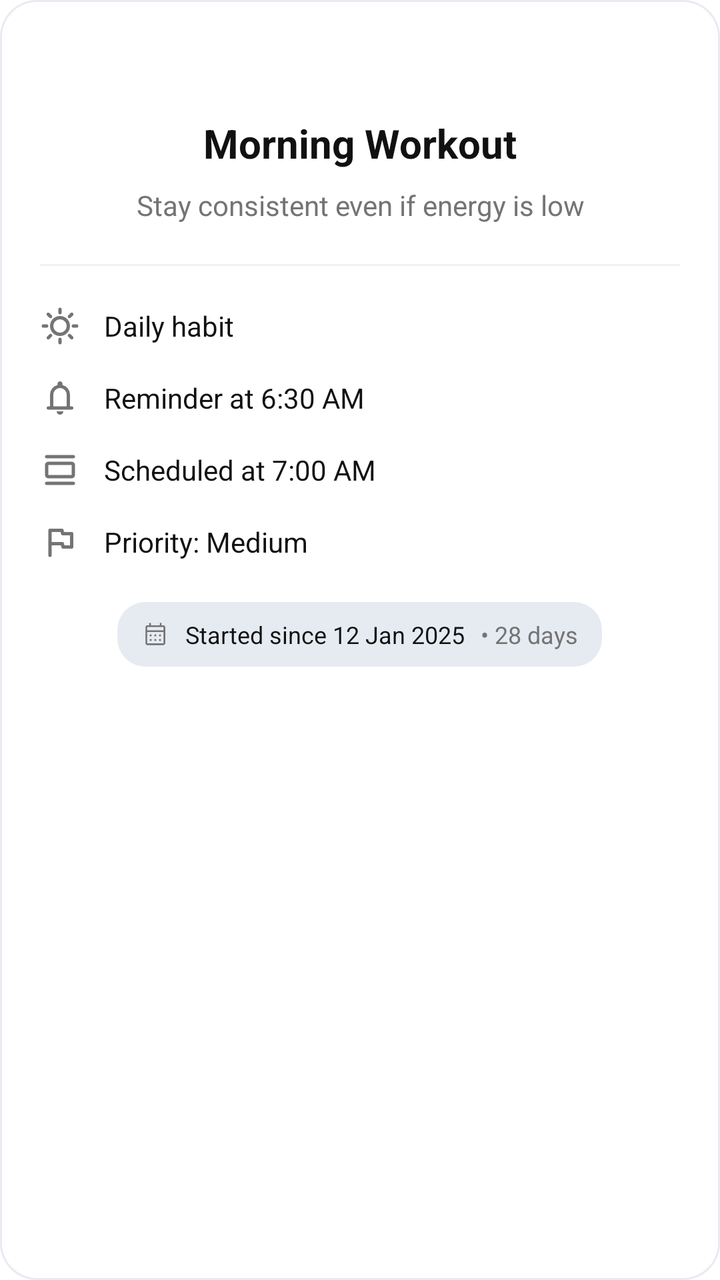
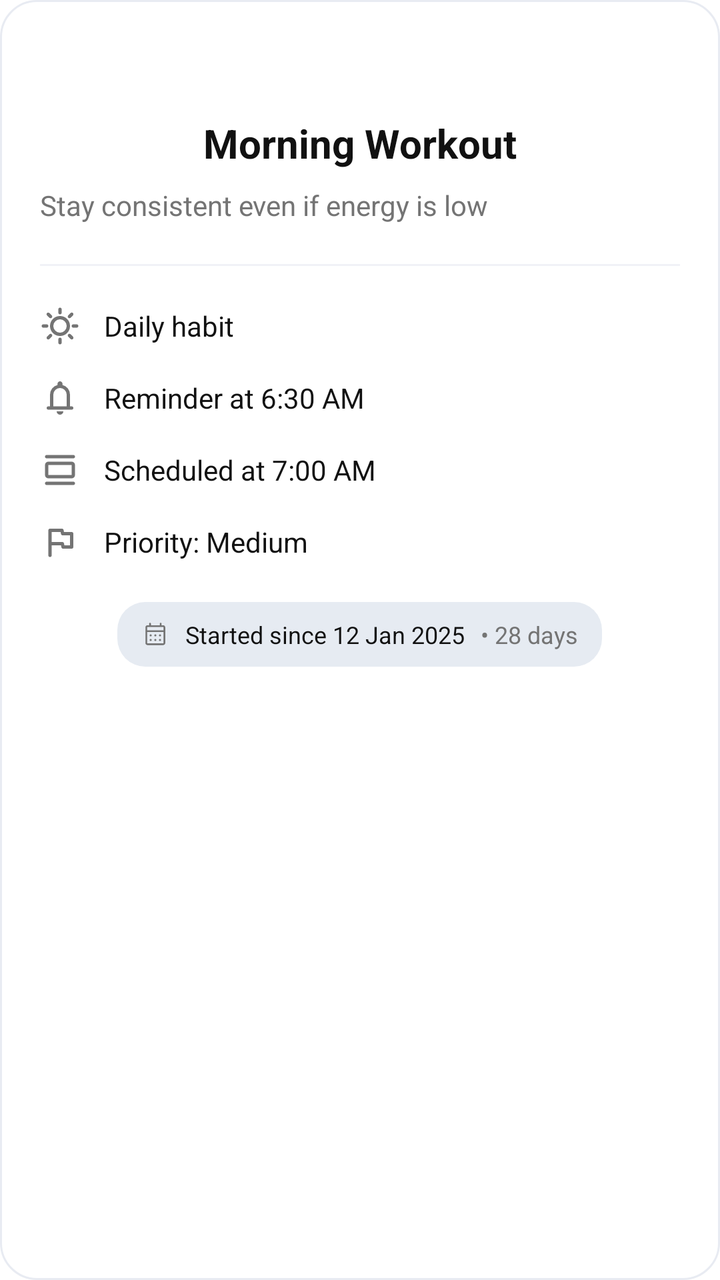

The first picture is an Android layout as it rendered before a commit; the second is the same layout after the commit. The layout source and the unified diff follow.
<!-- AndroidManifest.xml: application theme Theme.GrowDaily -->
<!-- res/layout/layout_analysis_header.xml -->
<?xml version="1.0" encoding="utf-8"?>
    <LinearLayout
        xmlns:android="http://schemas.android.com/apk/res/android"
        xmlns:app="http://schemas.android.com/apk/res-auto"
        android:layout_width="match_parent"
        android:layout_height="wrap_content"
        android:background="@drawable/task_fragment_card"
        android:gravity="center_horizontal"
        android:orientation="vertical"
        android:paddingStart="20dp"
        android:paddingTop="58dp"
        android:paddingEnd="20dp"
        android:paddingBottom="20dp"
        >

        
        <TextView
            android:id="@+id/txtTaskTitle"
            android:layout_width="match_parent"
            android:layout_height="wrap_content"
            android:ellipsize="end"
            android:gravity="center"
            android:importantForAccessibility="yes"
            android:maxLines="2"
            android:text="Morning Workout"
            android:textColor="@color/task_text_primary"
            android:textSize="20sp"
            android:textStyle="bold" />

        
        <TextView
            android:id="@+id/txtTaskNote"
            android:layout_width="match_parent"
            android:layout_height="wrap_content"
            android:layout_marginTop="8dp"
            android:ellipsize="end"
            android:gravity="center"
            android:importantForAccessibility="no"
            android:maxLines="3"
            android:text="Stay consistent even if energy is low"
            android:textColor="@color/task_text_secondary"
            android:textSize="14sp" />

        
        <View
            android:layout_width="match_parent"
            android:layout_height="1dp"
            android:layout_marginTop="20dp"
            android:layout_marginBottom="12dp"
            android:background="@color/task_card_stroke"
            android:alpha="0.6" />

        
        <LinearLayout
            android:layout_width="match_parent"
            android:layout_height="wrap_content"
            android:orientation="vertical">

            
            <LinearLayout
                android:layout_width="match_parent"
                android:layout_height="wrap_content"
                android:gravity="center_vertical"
                android:orientation="horizontal"
                android:paddingTop="8dp"
                android:paddingBottom="8dp">

                <ImageView
                    android:id="@+id/imgType"
                    android:layout_width="20dp"
                    android:layout_height="20dp"
                    android:src="@drawable/ic_sun"
                    app:tint="@color/task_text_secondary" />

                <TextView
                    android:id="@+id/txtType"
                    android:layout_width="0dp"
                    android:layout_height="wrap_content"
                    android:layout_marginStart="12dp"
                    android:layout_weight="1"
                    android:text="Daily habit"
                    android:textColor="@color/task_text_primary"
                    android:textSize="14sp" />
            </LinearLayout>

            
            <LinearLayout
                android:layout_width="match_parent"
                android:layout_height="wrap_content"
                android:gravity="center_vertical"
                android:orientation="horizontal"
                android:paddingTop="8dp"
                android:paddingBottom="8dp">

                <ImageView
                    android:id="@+id/imgReminder"
                    android:layout_width="20dp"
                    android:layout_height="20dp"
                    android:src="@drawable/ic_notification"
                    app:tint="@color/task_text_secondary" />

                <TextView
                    android:id="@+id/txtReminder"
                    android:layout_width="0dp"
                    android:layout_height="wrap_content"
                    android:layout_marginStart="12dp"
                    android:layout_weight="1"
                    android:text="Reminder at 6:30 AM"
                    android:textColor="@color/task_text_primary"
                    android:textSize="14sp" />
            </LinearLayout>

            
            <LinearLayout
                android:layout_width="match_parent"
                android:layout_height="wrap_content"
                android:gravity="center_vertical"
                android:orientation="horizontal"
                android:paddingTop="8dp"
                android:paddingBottom="8dp">

                <ImageView
                    android:id="@+id/imgSchedule"
                    android:layout_width="20dp"
                    android:layout_height="20dp"
                    android:src="@drawable/ic_calendar_view_day"
                    app:tint="@color/task_text_secondary" />

                <TextView
                    android:id="@+id/txtSchedule"
                    android:layout_width="0dp"
                    android:layout_height="wrap_content"
                    android:layout_marginStart="12dp"
                    android:layout_weight="1"
                    android:text="Scheduled at 7:00 AM"
                    android:textColor="@color/task_text_primary"
                    android:textSize="14sp" />
            </LinearLayout>

            
            <LinearLayout
                android:layout_width="match_parent"
                android:layout_height="wrap_content"
                android:gravity="center_vertical"
                android:orientation="horizontal"
                android:paddingTop="8dp"
                android:paddingBottom="8dp">

                <ImageView
                    android:id="@+id/imgWeight"
                    android:layout_width="20dp"
                    android:layout_height="20dp"
                    android:src="@drawable/ic_flag"
                    app:tint="@color/task_text_secondary" />

                <TextView
                    android:id="@+id/txtWeight"
                    android:layout_width="0dp"
                    android:layout_height="wrap_content"
                    android:layout_marginStart="12dp"
                    android:layout_weight="1"
                    android:text="Priority: Medium"
                    android:textColor="@color/task_text_primary"
                    android:textSize="14sp" />
            </LinearLayout>

            <LinearLayout
                android:id="@+id/endDateRow"
                android:layout_width="match_parent"
                android:layout_height="wrap_content"
                android:gravity="center_vertical"
                android:orientation="horizontal"
                android:paddingTop="8dp"
                android:paddingBottom="8dp"
                android:visibility="gone">

                <ImageView
                    android:id="@+id/imgEndDate"
                    android:layout_width="20dp"
                    android:layout_height="20dp"
                    android:src="@drawable/ic_calendar"
                    app:tint="@color/task_text_secondary" />

                <TextView
                    android:id="@+id/txtEndDate"
                    android:layout_width="0dp"
                    android:layout_height="wrap_content"
                    android:layout_marginStart="12dp"
                    android:layout_weight="1"
                    android:text="Ends on Apr 30, 2026"
                    android:textColor="@color/task_text_primary"
                    android:textSize="14sp" />
            </LinearLayout>

        </LinearLayout>

        
        <LinearLayout
            android:id="@+id/startedSinceContainer"
            android:layout_width="wrap_content"
            android:layout_height="wrap_content"
            android:layout_marginTop="12dp"
            android:background="@drawable/bg_started_since"
            android:gravity="center_vertical"
            android:orientation="horizontal"
            android:paddingStart="12dp"
            android:paddingTop="8dp"
            android:paddingEnd="12dp"
            android:paddingBottom="8dp">

            <ImageView
                android:id="@+id/imgStartedSince"
                android:layout_width="14dp"
                android:layout_height="14dp"
                android:src="@drawable/ic_calendar"
                app:tint="@color/task_text_secondary" />

            <TextView
                android:id="@+id/txtStartedSince"
                android:layout_width="wrap_content"
                android:layout_height="wrap_content"
                android:layout_marginStart="8dp"
                android:text="Started since 12 Jan 2025"
                android:textColor="@color/task_text_primary"
                android:textSize="12sp" />

            <TextView
                android:id="@+id/txtRunningFor"
                android:layout_width="wrap_content"
                android:layout_height="wrap_content"
                android:layout_marginStart="8dp"
                android:text="• 28 days"
                android:textColor="@color/task_text_secondary"
                android:textSize="12sp" />
        </LinearLayout>
    </LinearLayout>
<!-- resources referenced by this layout -->
<resources>
  <color name="task_card_stroke">#E8EBF2</color>
  <color name="task_text_primary">#111111</color>
  <color name="task_text_secondary">#747474</color>
  <!-- drawable bg_started_since (drawable) -->
  <?xml version="1.0" encoding="utf-8"?>
  <shape xmlns:android="http://schemas.android.com/apk/res/android"
      android:shape="rectangle">
  
      
      <solid android:color="@color/task_done_track"/>
  
      
      <corners android:radius="14dp"/>
  
      
      <padding
          android:left="2dp"
          android:top="2dp"
          android:right="2dp"
          android:bottom="2dp"/>
  </shape>
  <!-- drawable ic_flag (drawable) -->
  <vector xmlns:android="http://schemas.android.com/apk/res/android" android:width="24dp" android:height="24dp" android:viewportWidth="960" android:viewportHeight="960" android:tint="?attr/colorControlNormal">
      <path android:fillColor="@android:color/white" android:pathData="M280,560L280,800Q280,817 268.5,828.5Q257,840 240,840Q223,840 211.5,828.5Q200,817 200,800L200,200Q200,183 211.5,171.5Q223,160 240,160L527,160Q541,160 552,169Q563,178 566,192L576,240L760,240Q777,240 788.5,251.5Q800,263 800,280L800,600Q800,617 788.5,628.5Q777,640 760,640L553,640Q539,640 528,631Q517,622 514,608L504,560L280,560ZM586,560L720,560L720,320L543,320Q529,320 518,311Q507,302 504,288L494,240L280,240L280,480L537,480Q551,480 562,489Q573,498 576,512L586,560ZM500,400L500,400Q500,400 500,400Q500,400 500,400L500,400L500,400L500,400L500,400Q500,400 500,400Q500,400 500,400L500,400L500,400Z"/>
  </vector>
  <!-- drawable ic_notification (drawable) -->
  <vector xmlns:android="http://schemas.android.com/apk/res/android" android:width="24dp" android:height="24dp" android:viewportWidth="960" android:viewportHeight="960" android:tint="?attr/colorControlNormal">
      <path android:fillColor="@android:color/white" android:pathData="M200,760Q183,760 171.5,748.5Q160,737 160,720Q160,703 171.5,691.5Q183,680 200,680L240,680L240,400Q240,317 290,252.5Q340,188 420,168L420,140Q420,115 437.5,97.5Q455,80 480,80Q505,80 522.5,97.5Q540,115 540,140L540,168Q620,188 670,252.5Q720,317 720,400L720,680L760,680Q777,680 788.5,691.5Q800,703 800,720Q800,737 788.5,748.5Q777,760 760,760L200,760ZM480,460L480,460L480,460L480,460Q480,460 480,460Q480,460 480,460Q480,460 480,460Q480,460 480,460ZM480,880Q447,880 423.5,856.5Q400,833 400,800L560,800Q560,833 536.5,856.5Q513,880 480,880ZM320,680L640,680L640,400Q640,334 593,287Q546,240 480,240Q414,240 367,287Q320,334 320,400L320,680Z"/>
  </vector>
  <!-- drawable task_fragment_card (drawable) -->
  <?xml version="1.0" encoding="utf-8"?>
  <shape xmlns:android="http://schemas.android.com/apk/res/android" android:shape="rectangle">
      <solid android:color="@color/task_card_surface"/>
      <corners android:radius="18dp"/>
      <stroke
          android:width="1dp"
          android:color="@color/task_card_stroke" />
  </shape>
  <style name="Theme.GrowDaily" parent="Theme.MaterialComponents.DayNight.DarkActionBar">
          
          <item name="colorPrimary">@color/app_bar_surface</item>
          <item name="colorPrimaryVariant">@color/app_bar_surface</item>
          <item name="colorOnPrimary">@color/app_bar_content</item>
  
          
          <item name="colorSecondary">@color/brand_blue</item>
          <item name="colorSecondaryVariant">@color/brand_blue</item>
          <item name="colorOnSecondary">@color/white</item>
  
          
          <item name="android:statusBarColor">@color/app_bar_surface</item>
          <item name="android:windowLightStatusBar">true</item>
          <item name="android:forceDarkAllowed">false</item>
      </style>
  <color name="task_done_track">#E6EBF2</color>
  <color name="task_card_surface">#FFFFFF</color>
  <color name="app_bar_surface">#F3F5F9</color>
  <color name="app_bar_content">#111111</color>
  <color name="brand_blue">#708CFF</color>
  <color name="white">#FFFFFF</color>
  <!-- unchanged entries left out for length: 3 -->
</resources>

<!-- the commit's change to res/layout/layout_analysis_header.xml (unified diff, before → after) -->
@@ -34,7 +34,6 @@
             android:layout_height="wrap_content"
             android:layout_marginTop="8dp"
             android:ellipsize="end"
-            android:gravity="center"
             android:importantForAccessibility="no"
             android:maxLines="3"
             android:text="Stay consistent even if energy is low"
